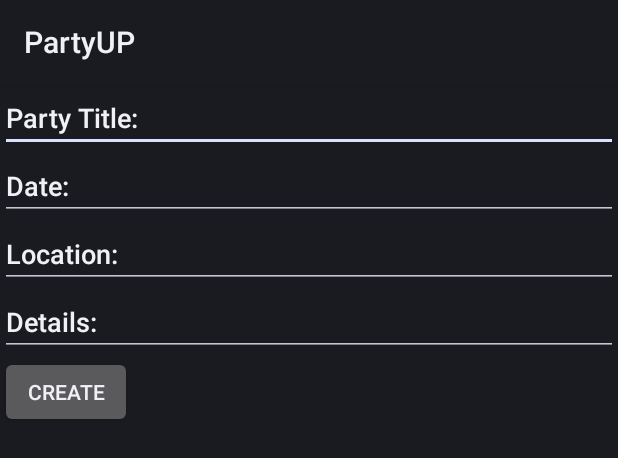
After one commit to billyodonnell/PartyUP-, an Android app: the layout create_party_2.xml on its own in the app's theme, with its tools: preview values and no code run, on a phone screen of 412 x 824 dp. The commit adds this screen. Shown: the top 458 px of the screen. Run offline under Robolectric (Android 15) with nearby library versions, the phone set to English and light mode, and no system bars.

Commit message:
create_party
started working on create_party and changing welcome screen to the main
party list view

```diff
--- a/PartyUP/app/src/main/AndroidManifest.xml
+++ b/PartyUP/app/src/main/AndroidManifest.xml
@@ -26,6 +26,10 @@
         </activity>
         <activity android:name=".Welcome" >
         </activity>
+        <activity android:name=".CreatePartyActivity" >
+        </activity>
+        <activity android:name=".CreatePartyActivity_2" >
+        </activity>
     </application>
 
 </manifest>
--- /dev/null
+++ b/PartyUP/app/src/main/res/layout/create_party_2.xml
@@ -0,0 +1,43 @@
+<?xml version="1.0" encoding="utf-8"?>
+<LinearLayout xmlns:android="http://schemas.android.com/apk/res/android"
+    android:orientation="vertical" android:layout_width="match_parent"
+    android:layout_height="match_parent">
+
+    <ImageView
+        android:layout_width="wrap_content"
+        android:layout_height="wrap_content"
+        android:id="@+id/imageView"
+        android:layout_gravity="center_horizontal" />
+
+    <EditText
+        android:layout_width="match_parent"
+        android:layout_height="wrap_content"
+        android:inputType="textPersonName"
+        android:text="Party Title:"
+        android:ems="10"
+        android:id="@+id/editText" />
+
+    <EditText
+        android:layout_width="match_parent"
+        android:layout_height="wrap_content"
+        android:id="@+id/editText2"
+        android:text="Date:" />
+
+    <EditText
+        android:layout_width="match_parent"
+        android:layout_height="wrap_content"
+        android:id="@+id/editText3"
+        android:text="Location:" />
+
+    <EditText
+        android:layout_width="match_parent"
+        android:layout_height="wrap_content"
+        android:id="@+id/editText4"
+        android:text="Details:" />
+
+    <Button
+        android:layout_width="wrap_content"
+        android:layout_height="wrap_content"
+        android:text="Create"
+        android:id="@+id/button" />
+</LinearLayout>
--- a/PartyUP/app/src/main/res/layout/welcome.xml
+++ b/PartyUP/app/src/main/res/layout/welcome.xml
@@ -24,7 +24,9 @@
         android:id="@+id/logout"
         android:layout_width="wrap_content"
         android:layout_height="wrap_content"
-        android:layout_centerInParent="true"
-        android:text="@string/LogoutBtn" />
+        android:text="@string/LogoutBtn"
+        android:layout_alignParentBottom="true"
+        android:layout_toRightOf="@+id/txtwelcome"
+        android:layout_toEndOf="@+id/txtwelcome" />
 
 </RelativeLayout>
```
Also changed, not shown: PartyUP/app/src/main/java/com/findyourparty/partyup/partyup/CreatePartyActivity.java (added, +56 -0 lines), PartyUP/app/src/main/java/com/findyourparty/partyup/partyup/CreatePartyActivity_2.java (added, +11 -0 lines), PartyUP/app/src/main/java/com/findyourparty/partyup/partyup/MainActivity.java (+11 -0 lines), PartyUP/app/src/main/res/layout/create_party.xml (added, +15 -0 lines), PartyUP/app/src/main/res/values/strings.xml (+8 -0 lines), 2 other files.
